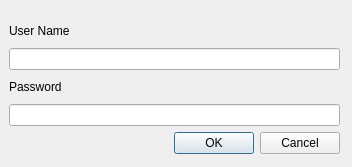
xkompas/memsource-assignment, file logindialog.ui: the form before one commit.
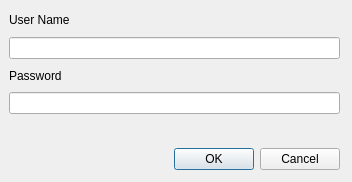
The form after the commit.

Commit message: added displaying login error message

Diff of the .ui file:
```diff
--- a/logindialog.ui
+++ b/logindialog.ui
@@ -7,7 +7,7 @@
     <x>0</x>
     <y>0</y>
     <width>352</width>
-    <height>167</height>
+    <height>182</height>
    </rect>
   </property>
   <property name="windowTitle">
@@ -17,9 +17,9 @@
    <property name="geometry">
     <rect>
      <x>9</x>
-     <y>19</y>
+     <y>9</y>
      <width>331</width>
-     <height>135</height>
+     <height>161</height>
     </rect>
    </property>
    <layout class="QVBoxLayout" name="verticalLayout">
@@ -50,6 +50,13 @@
       </property>
      </widget>
     </item>
+    <item>
+     <widget class="QLabel" name="errorMessageLabel">
+      <property name="text">
+       <string/>
+      </property>
+     </widget>
+    </item>
     <item>
      <widget class="QDialogButtonBox" name="buttonBox">
       <property name="orientation">
```
The commit also changes 4 other files.
